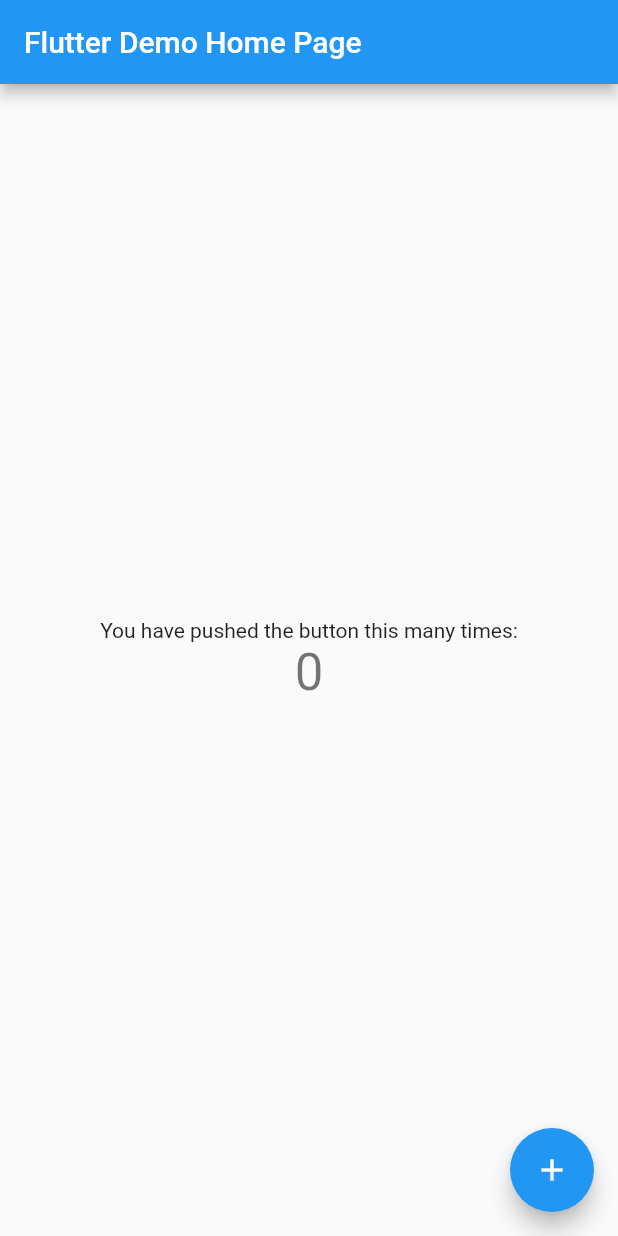
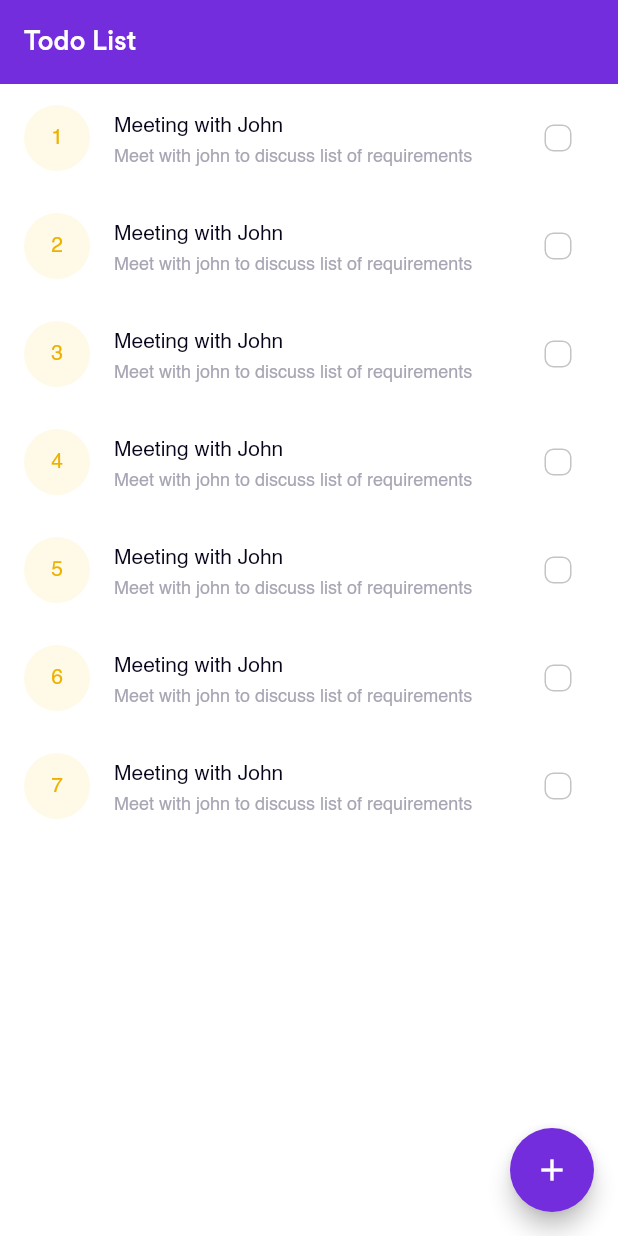
Before and after one commit to Aduraline/JoovlinCodingInterview, a Flutter app: the screen it shows after launch, on a phone screen of 412 x 824 dp. Run offline on Flutter 3.47's test engine with Material 2 defaults, Android fonts, the phone set to English and light mode, and no system bars; our stand-ins replace graphql_flutter.

Commit message:
chore: added project setup + homescreen

```diff
--- a/lib/main.dart
+++ b/lib/main.dart
@@ -1,115 +1,63 @@
 import 'package:flutter/material.dart';
+import 'package:flutter/services.dart';
+import 'package:graphql_flutter/graphql_flutter.dart';
+import 'package:todo/util/constant.dart';
+import 'package:todo/view/home_screen.dart';
 
-void main() {
+void main() async {
+  await initHiveForFlutter();
   runApp(const MyApp());
 }
 
-class MyApp extends StatelessWidget {
+class MyApp extends StatefulWidget {
   const MyApp({Key? key}) : super(key: key);
 
-  // This widget is the root of your application.
+  @override
+  State<MyApp> createState() => _MyAppState();
+}
+
+class _MyAppState extends State<MyApp> {
   @override
   Widget build(BuildContext context) {
-    return MaterialApp(
-      title: 'Flutter Demo',
-      theme: ThemeData(
-        // This is the theme of your application.
-        //
-        // Try running your application with "flutter run". You'll see the
-        // application has a blue toolbar. Then, without quitting the app, try
-        // changing the primarySwatch below to Colors.green and then invoke
-        // "hot reload" (press "r" in the console where you ran "flutter run",
-        // or simply save your changes to "hot reload" in a Flutter IDE).
-        // Notice that the counter didn't reset back to zero; the application
-        // is not restarted.
-        primarySwatch: Colors.blue,
+    SystemChrome.setPreferredOrientations([
+      DeviceOrientation.portraitDown,
+      DeviceOrientation.portraitUp,
+    ]);
+
+    final HttpLink httpLink = HttpLink(
+      apiURL,
+    );
+
+    final AuthLink authLink = AuthLink(
+      getToken: () async => 'Bearer $accessToken',
+    );
+
+    final Link link = authLink.concat(httpLink);
+
+    ValueNotifier<GraphQLClient> client = ValueNotifier(
+      GraphQLClient(
+        link: link,
+        cache: GraphQLCache(store: HiveStore()),
       ),
-      home: const MyHomePage(title: 'Flutter Demo Home Page'),
     );
+
+    return GraphQLProvider(
+        client: client,
+        child: MaterialApp(
+          title: 'Todo',
+          color: Colors.white,
+          debugShowCheckedModeBanner: false,
+          theme: ThemeData(
+            fontFamily: 'Helvetica',
+            textSelectionTheme:
+                const TextSelectionThemeData(cursorColor: Colors.black38),
+            bottomSheetTheme: BottomSheetThemeData(
+                backgroundColor: Colors.white.withOpacity(0)),
+          ),
+          initialRoute: HomeActivity.id,
+          routes: {
+            HomeActivity.id: (context) => const HomeActivity(),
+          },
+        ));
   }
 }
-
-class MyHomePage extends StatefulWidget {
-  const MyHomePage({Key? key, required this.title}) : super(key: key);
-
-  // This widget is the home page of your application. It is stateful, meaning
-  // that it has a State object (defined below) that contains fields that affect
-  // how it looks.
-
-  // This class is the configuration for the state. It holds the values (in this
-  // case the title) provided by the parent (in this case the App widget) and
-  // used by the build method of the State. Fields in a Widget subclass are
-  // always marked "final".
-
-  final String title;
-
-  @override
-  State<MyHomePage> createState() => _MyHomePageState();
-}
-
-class _MyHomePageState extends State<MyHomePage> {
-  int _counter = 0;
-
-  void _incrementCounter() {
-    setState(() {
-      // This call to setState tells the Flutter framework that something has
-      // changed in this State, which causes it to rerun the build method below
-      // so that the display can reflect the updated values. If we changed
-      // _counter without calling setState(), then the build method would not be
-      // called again, and so nothing would appear to happen.
-      _counter++;
-    });
-  }
-
-  @override
-  Widget build(BuildContext context) {
-    // This method is rerun every time setState is called, for instance as done
-    // by the _incrementCounter method above.
-    //
-    // The Flutter framework has been optimized to make rerunning build methods
-    // fast, so that you can just rebuild anything that needs updating rather
-    // than having to individually change instances of widgets.
-    return Scaffold(
-      appBar: AppBar(
-        // Here we take the value from the MyHomePage object that was created by
-        // the App.build method, and use it to set our appbar title.
-        title: Text(widget.title),
-      ),
-      body: Center(
-        // Center is a layout widget. It takes a single child and positions it
-        // in the middle of the parent.
-        child: Column(
-          // Column is also a layout widget. It takes a list of children and
-          // arranges them vertically. By default, it sizes itself to fit its
-          // children horizontally, and tries to be as tall as its parent.
-          //
-          // Invoke "debug painting" (press "p" in the console, choose the
-          // "Toggle Debug Paint" action from the Flutter Inspector in Android
-          // Studio, or the "Toggle Debug Paint" command in Visual Studio Code)
-          // to see the wireframe for each widget.
-          //
-          // Column has various properties to control how it sizes itself and
-          // how it positions its children. Here we use mainAxisAlignment to
-          // center the children vertically; the main axis here is the vertical
-          // axis because Columns are vertical (the cross axis would be
-          // horizontal).
-          mainAxisAlignment: MainAxisAlignment.center,
-          children: <Widget>[
-            const Text(
-              'You have pushed the button this many times:',
-            ),
-            Text(
-              '$_counter',
-              style: Theme.of(context).textTheme.headline4,
-            ),
-          ],
-        ),
-      ),
-      floatingActionButton: FloatingActionButton(
-        onPressed: _incrementCounter,
-        tooltip: 'Increment',
-        child: const Icon(Icons.add),
-      ), // This trailing comma makes auto-formatting nicer for build methods.
-    );
-  }
-}
--- /dev/null
+++ b/lib/models/error_response.dart
@@ -0,0 +1,7 @@
+class ErrorResponse {
+  late int code;
+  late String message;
+
+  ErrorResponse({required this.code,
+    required this.message});
+}
--- /dev/null
+++ b/lib/util/constant.dart
@@ -0,0 +1,20 @@
+import 'package:flutter/material.dart';
+
+const colorPurple = Color(0xFF742DDD);
+
+const colorGray = Color(0xFFC4C4C4);
+const colorDeepGray = Color(0xFF06051B);
+const colorLightGray = Color(0xFFA7A6B4);
+const colorLighterGray = Color(0xFFF5F5F5);
+const colorFaintGray = Color(0xFFF2F2F2);
+const textColorGray = Color(0xFF777777);
+
+const colorYellow = Color(0xFFEDB200);
+const colorLightYellow = Color(0xFFFFF9E7);
+
+const colorGreen = Color(0xFF009120);
+const colorLightGreen = Color(0xFFEEFFF4);
+
+
+const String apiURL = "https://todolistassessment.hasura.app/v1/graphql";
+const String accessToken = "JG7vDm15n1fVT2QhwYNyDFJJmm5iQKIea3H0tVpYnNV735Wa2ms3msthBGquM2sm";
--- /dev/null
+++ b/lib/view/home_screen.dart
@@ -0,0 +1,60 @@
+import 'package:flutter/cupertino.dart';
+import 'package:flutter/material.dart';
+import 'package:flutter/painting.dart';
+import 'package:todo/util/constant.dart';
+import 'package:todo/view/widget/empty_todo.dart';
+import 'package:todo/view/widget/item_todo.dart';
+
+class HomeActivity extends StatefulWidget {
+  static const String id = 'HomeActivity';
+  const HomeActivity({Key? key}) : super(key: key);
+
+  @override
+  HomeActivityState createState() => HomeActivityState();
+}
+
+class HomeActivityState extends State<HomeActivity> {
+  @override
+  void initState() {
+    super.initState();
+  }
+
+  @override
+  Widget build(BuildContext context) {
+    return Scaffold(
+      backgroundColor: Colors.white,
+      // extendBody: true,
+      body: CustomScrollView(
+        slivers: [
+          const SliverAppBar(
+            pinned: true,
+            title: Text('Todo List',
+                style: TextStyle(
+                    fontSize: 18.0,
+                    fontWeight: FontWeight.w400,
+                    fontFamily: 'CircularStd')),
+            backgroundColor: colorPurple,
+          ),
+
+          // const SliverFillRemaining(
+          //   hasScrollBody: false,
+          //     child: Center(
+          //         child: Padding(
+          //   padding: EdgeInsets.symmetric(vertical: 80),
+          //   child: NoTodo(),
+          // ))),
+
+          SliverList(
+              delegate: SliverChildListDelegate([
+              for (var i=1; i <= 7; i++) TodoItem(counter: "$i")
+          ]))
+        ],
+      ),
+      floatingActionButton: FloatingActionButton(
+        backgroundColor: colorPurple,
+        child: const Icon(Icons.add),
+        onPressed: () {},
+      ),
+    );
+  }
+}
--- /dev/null
+++ b/lib/view/widget/empty_todo.dart
@@ -0,0 +1,32 @@
+import 'package:flutter/material.dart';
+import 'package:flutter/cupertino.dart';
+import 'package:todo/util/constant.dart';
+
+class NoTodo extends StatelessWidget {
+  const NoTodo({Key? key}) : super(key: key);
+
+  @override
+  Widget build(BuildContext context) {
+    return Container(
+      padding: const EdgeInsets.all(8.0),
+      child: Column(
+        mainAxisSize: MainAxisSize.min,
+        children: const [
+          Text("Todo List is empty",
+              style: TextStyle(
+                  color: Colors.black,
+                  fontSize: 24.0,
+                  fontWeight: FontWeight.w400,
+                  fontFamily: 'CircularStd')),
+          SizedBox(height: 5),
+          Text("Create a task",
+              style: TextStyle(
+                  color: textColorGray,
+                  fontSize: 18.0,
+                  fontWeight: FontWeight.w400,
+                  fontFamily: 'CircularStd'))
+        ],
+      ),
+    );
+  }
+}
--- /dev/null
+++ b/lib/view/widget/item_todo.dart
@@ -0,0 +1,68 @@
+import 'package:flutter/material.dart';
+import 'package:flutter/cupertino.dart';
+import 'package:todo/util/constant.dart';
+
+class TodoItem extends StatefulWidget {
+  final String counter;
+
+  const TodoItem({Key? key, required this.counter}) : super(key: key);
+
+  @override
+  _TodoItemState createState() => _TodoItemState();
+}
+
+class _TodoItemState extends State<TodoItem> {
+
+  bool isChecked = false;
+
+  @override
+  Widget build(BuildContext context) {
+    return GestureDetector(
+        onTap: () => {},
+        child: ListTile(
+          leading: Container(
+            height: 44,
+            width: 44,
+            decoration: BoxDecoration(
+              color: (isChecked) ? colorLightGreen : colorLightYellow,
+              shape: BoxShape.circle,
+            ),
+            child: Center(
+                child: Text(widget.counter,
+                    style: TextStyle(
+                        color: (isChecked) ? colorGreen : colorYellow,
+                        fontSize: 14.0,
+                        fontWeight: FontWeight.w400),
+                    textAlign: TextAlign.center)),
+          ),
+          title: Text("Meeting with John",
+              style: TextStyle(
+                  color: colorDeepGray,
+                  fontSize: 14.0,
+                  overflow: TextOverflow.ellipsis,
+                  fontWeight: FontWeight.w400,
+                  decoration: (isChecked) ? TextDecoration.lineThrough : TextDecoration.none),
+              textAlign: TextAlign.left),
+          subtitle: Text("Meet with john to discuss list of requirements",
+              style: TextStyle(
+                  color: colorLightGray,
+                  fontSize: 12.0,
+                  overflow: TextOverflow.ellipsis,
+                  fontWeight: FontWeight.w400,
+                  decoration: (isChecked) ? TextDecoration.lineThrough : TextDecoration.none),
+              textAlign: TextAlign.left),
+          trailing: Checkbox(
+            value: isChecked,
+            activeColor: colorGreen,
+            side: const BorderSide(color: colorGray),
+            shape: const RoundedRectangleBorder(
+                borderRadius: BorderRadius.all(Radius.circular(6.0))),
+            onChanged: (bool? value) {
+              setState(() {
+                isChecked = value!;
+              });
+            },
+          ),
+        ));
+  }
+}
```
Also changed, not shown: pubspec.yaml (+13 -63 lines), assets/fonts/CircularStd.ttf (added), assets/fonts/Helvetica.ttf (added), assets/fonts/HelveticaBold.ttf (added), pubspec.lock, 3 other files.
